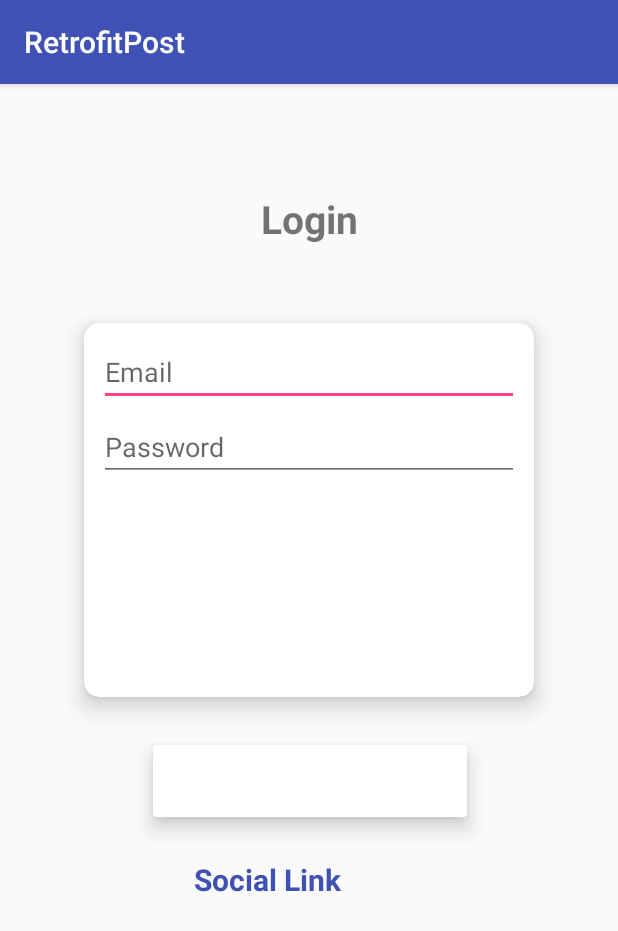
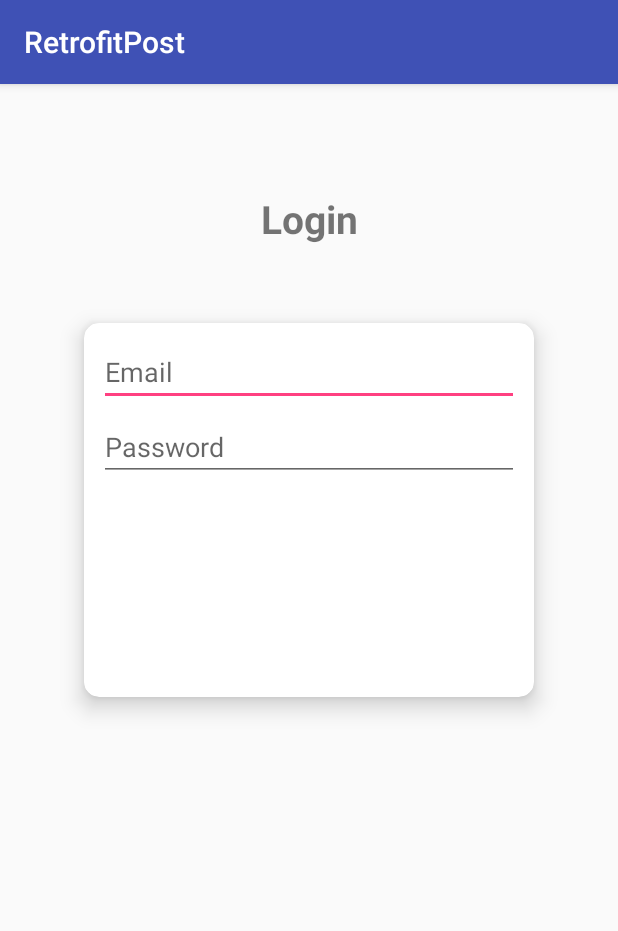
Before and after one commit to bellalhr/retrofit_project, an Android app: the screen it shows after launch (Welcome), on a phone screen of 412 x 824 dp. Shown: the top 931 px of the screen. Run offline under Robolectric (Android 15) with nearby library versions, the phone set to English and light mode, and no system bars.

Commit message:
third time data has been changed

```diff
--- a/app/src/main/res/layout/activity_welcome.xml
+++ b/app/src/main/res/layout/activity_welcome.xml
@@ -5,37 +5,6 @@
     android:layout_width="match_parent"
     android:layout_height="match_parent"
     tools:context=".Welcome">
-
-    <TextView
-        android:layout_width="154dp"
-        android:layout_height="33dp"
-        android:layout_marginEnd="8dp"
-        android:layout_marginLeft="8dp"
-        android:layout_marginRight="8dp"
-        android:layout_marginStart="8dp"
-        android:layout_marginTop="28dp"
-        android:text="Social Link "
-        android:textColor="@color/colorPrimary"
-        android:textSize="20sp"
-        android:textStyle="bold"
-        app:layout_constraintEnd_toEndOf="parent"
-        app:layout_constraintStart_toStartOf="parent"
-        app:layout_constraintTop_toBottomOf="@+id/cardView2" />
-
-    <android.support.v7.widget.CardView
-        android:id="@+id/cardView2"
-        android:layout_width="209dp"
-        android:layout_height="48dp"
-        android:layout_marginEnd="8dp"
-        android:layout_marginLeft="8dp"
-        android:layout_marginRight="8dp"
-        android:layout_marginStart="8dp"
-        android:layout_marginTop="32dp"
-        app:cardElevation="8dp"
-        app:layout_constraintEnd_toEndOf="parent"
-        app:layout_constraintHorizontal_bias="0.503"
-        app:layout_constraintStart_toStartOf="parent"
-        app:layout_constraintTop_toBottomOf="@+id/cardView" />
 
     <TextView
         android:id="@+id/textView2"
```
